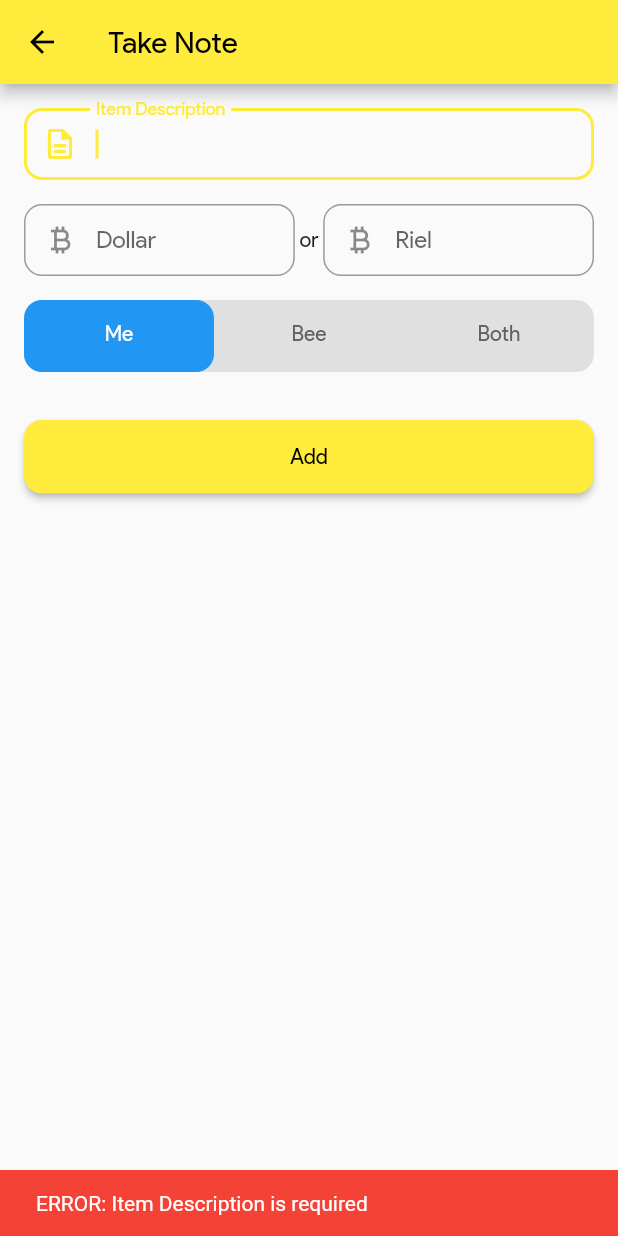
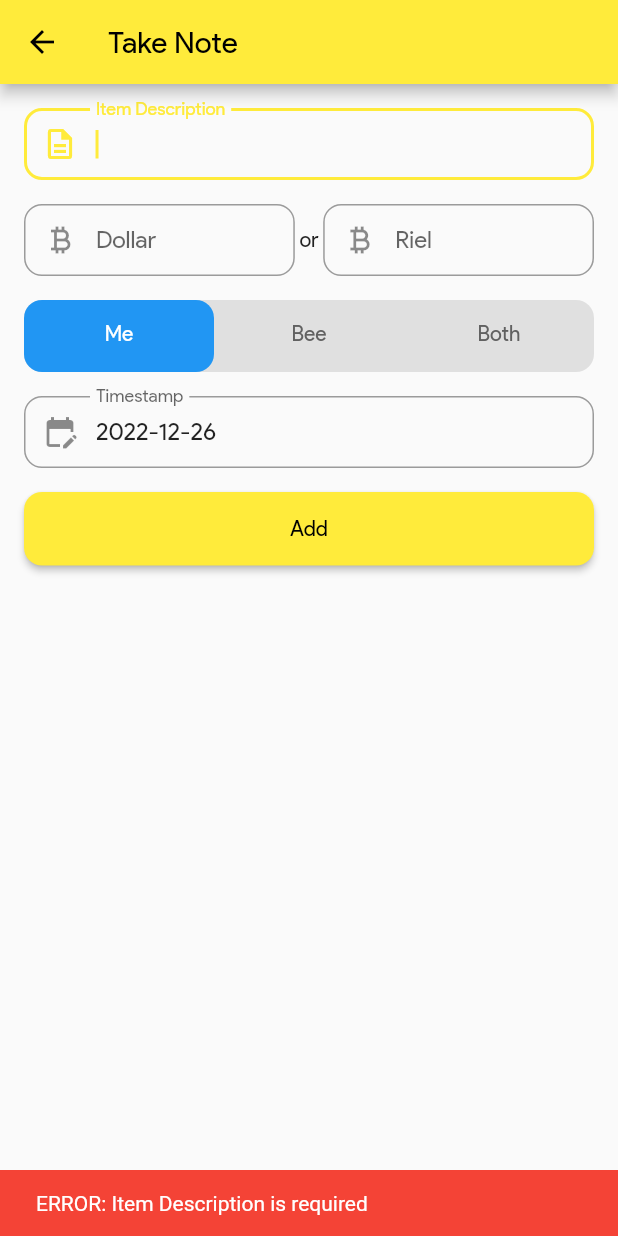
Before and after one commit to channdara/flutter_expanses, a Flutter app: the AddItemScreen screen opened directly, after a tap on "Add", on a phone screen of 412 x 824 dp. Run offline on Flutter 3.47's test engine with Material 2 defaults, Android fonts, the phone set to English and light mode, and no system bars; our stand-ins replace cloud_firestore, firebase_core; accounts and stored records are empty.

Commit message:
add select date in add item screen

```diff
--- a/lib/src/ui/screen/add_item/add_item_screen.dart
+++ b/lib/src/ui/screen/add_item/add_item_screen.dart
@@ -5,6 +5,7 @@ import '../../../common/base/base_state.dart';
 import '../../../common/extension/context_extension.dart';
 import '../../../common/extension/double_extension.dart';
 import '../../../common/extension/string_extension.dart';
+import '../../../common/extension/timestamp_extension.dart';
 import '../../../model/enum/item_type.dart';
 import '../../../model/item_model.dart';
 import '../../widget/elevated_button_widget.dart';
@@ -22,6 +23,9 @@ class AddItemScreen extends StatefulWidget {
 
   String get buttonText => willAdd ? 'Add' : 'Update';
 
+  String get getDate =>
+      willAdd ? Timestamp.now().toYearMonthDay() : item!.date.toYearMonthDay();
+
   @override
   State<AddItemScreen> createState() => _AddItemScreenState();
 }
@@ -32,9 +36,12 @@ class _AddItemScreenState extends BaseState<AddItemScreen>
   late TextEditingController _itemController;
   late TextEditingController _dollarController;
   late TextEditingController _rielController;
+  late TextEditingController _dateController;
   late FocusNode _itemFocusNode;
   late FocusNode _dollarFocusNode;
   late FocusNode _rielFocusNode;
+
+  Timestamp timestamp = Timestamp.now();
 
   @override
   void initState() {
@@ -48,11 +55,13 @@ class _AddItemScreenState extends BaseState<AddItemScreen>
     _itemController = TextEditingController(text: widget.item?.content);
     _dollarController = TextEditingController(text: widget.item?.totalDollar());
     _rielController = TextEditingController(text: widget.item?.totalRiel());
+    _dateController = TextEditingController(text: widget.getDate);
 
     _itemFocusNode = FocusNode();
     _dollarFocusNode = FocusNode();
     _rielFocusNode = FocusNode();
     if (widget.willAdd) _itemFocusNode.requestFocus();
+    if (!widget.willAdd) timestamp = widget.item!.date;
     super.initState();
   }
 
@@ -62,6 +71,7 @@ class _AddItemScreenState extends BaseState<AddItemScreen>
     _itemController.dispose();
     _dollarController.dispose();
     _rielController.dispose();
+    _dateController.dispose();
     _itemFocusNode.dispose();
     _dollarFocusNode.dispose();
     _rielFocusNode.dispose();
@@ -77,6 +87,8 @@ class _AddItemScreenState extends BaseState<AddItemScreen>
     _itemController.clear();
     _dollarController.clear();
     _rielController.clear();
+    timestamp = Timestamp.now();
+    _dateController.text = Timestamp.now().toYearMonthDay();
     _tabController.animateTo(0);
     _itemFocusNode.requestFocus();
   }
@@ -123,6 +135,39 @@ class _AddItemScreenState extends BaseState<AddItemScreen>
                 ],
               ),
               TabBarWidget(controller: _tabController),
+              Stack(
+                children: [
+                  TextFormFieldWidget(
+                    labelText: 'Timestamp',
+                    prefixIcon: const Icon(Icons.edit_calendar),
+                    enabled: widget.willAdd,
+                    controller: _dateController,
+                  ),
+                  if (widget.willAdd)
+                    GestureDetector(
+                      child: Container(
+                        color: Colors.transparent,
+                        height: 48.0,
+                        width: double.infinity,
+                      ),
+                      onTap: () {
+                        final now = DateTime.now();
+                        showDatePicker(
+                          context: context,
+                          initialDate: now,
+                          firstDate: now.subtract(const Duration(days: 7)),
+                          lastDate: now,
+                        ).then((value) {
+                          if (value == null) return;
+                          setState(() {
+                            timestamp = Timestamp.fromDate(value);
+                            _dateController.text = timestamp.toYearMonthDay();
+                          });
+                        });
+                      },
+                    ),
+                ],
+              ),
               ElevatedButtonWidget(
                 margin: 16.0.spacingTop(),
                 label: widget.buttonText,
@@ -131,8 +176,7 @@ class _AddItemScreenState extends BaseState<AddItemScreen>
                     context.showErrorSnackBar('Item Description is required');
                     return;
                   }
-                  final timestamp = Timestamp.now();
-                  final newItem = _createPurchaseItem(timestamp);
+                  final newItem = _createPurchaseItem();
                   if (widget.willAdd) {
                     _addPurchaseItem(newItem);
                     _clearController();
@@ -149,7 +193,7 @@ class _AddItemScreenState extends BaseState<AddItemScreen>
     );
   }
 
-  ItemModel _createPurchaseItem(Timestamp timestamp) {
+  ItemModel _createPurchaseItem() {
     final type = ItemType.getItemType(_tabController.index);
     double dollarMe = 0.0;
     double dollarBee = 0.0;
--- a/pubspec.yaml
+++ b/pubspec.yaml
@@ -15,7 +15,7 @@ publish_to: 'none' # Remove this line if you wish to publish to pub.dev
 # In iOS, build-name is used as CFBundleShortVersionString while build-number used as CFBundleVersion.
 # Read more about iOS versioning at
 # https://developer.apple.com/library/archive/documentation/General/Reference/InfoPlistKeyReference/Articles/CoreFoundationKeys.html
-version: 1.5.2+16
+version: 1.5.3+17
 
 environment:
   sdk: ">=2.17.6 <3.0.0"
```
